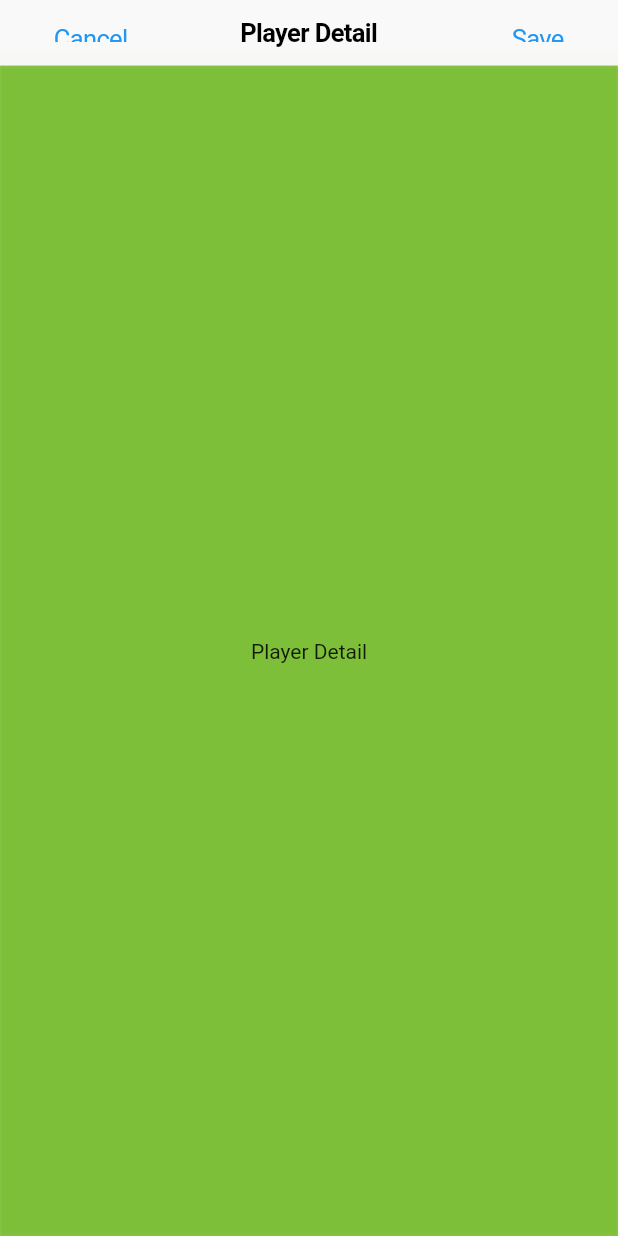
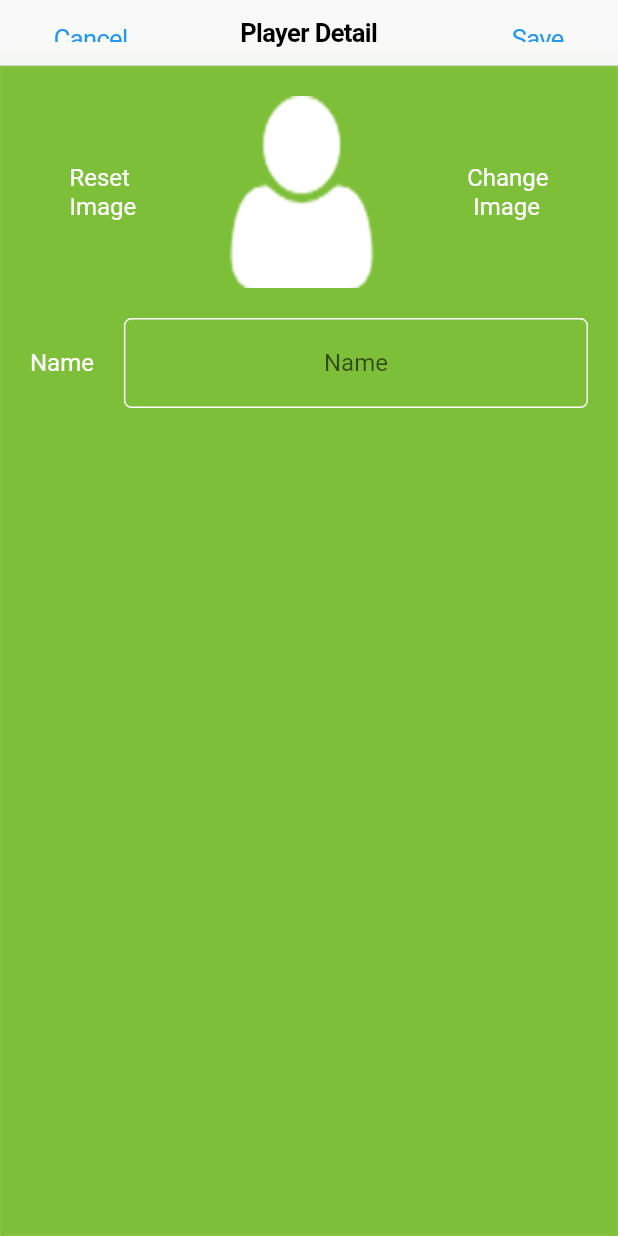
Before and after one commit to nick881006/Lineup, a Flutter app: the PlayerDetailPage screen opened by its route, on a phone screen of 412 x 824 dp. Run offline on Flutter 3.47's test engine with Material 2 defaults, Android fonts, the phone set to English and light mode, and no system bars.

Commit message:
add player detail page layout

```diff
--- a/lib/pages/PlayerDetailPage.dart
+++ b/lib/pages/PlayerDetailPage.dart
@@ -9,6 +9,62 @@ class PlayerDetailPage extends StatefulWidget {
 }
 
 class _PlayerDetailPageState extends State<PlayerDetailPage> {
+  bool isResetClicked = false;
+  bool isChangeClicked = false;
+
+  final textController = TextEditingController();
+
+  void onResetTapDown(TapDownDetails t) {
+    setState(() {
+      isResetClicked = true;
+    });
+  }
+
+  void onResetTapUp(TapUpDetails t) {
+    setState(() {
+      isResetClicked = false;
+
+      //TODO
+      //reset
+    });
+  }
+
+  void onResetTapCancel() {
+    setState(() {
+      isResetClicked = false;
+    });
+  }
+
+  void onChangeTapDown(TapDownDetails t) {
+    setState(() {
+      isChangeClicked = true;
+    });
+  }
+
+  void onChangeTapUp(TapUpDetails t) {
+    setState(() {
+      isChangeClicked = false;
+
+      print(textController.text);
+
+      //TODO
+      //popup menu
+    });
+  }
+
+  void onChangeTapCancel() {
+    setState(() {
+      isChangeClicked = false;
+    });
+  }
+
+  @override
+  void dispose() {
+    // Clean up the controller when the Widget is disposed
+    textController.dispose();
+    super.dispose();
+  }
+
   @override
   Widget build(BuildContext context) {
     return Scaffold(
@@ -24,9 +80,84 @@ class _PlayerDetailPageState extends State<PlayerDetailPage> {
           BackgroundWidget(
             imagePath: 'images/background2.png',
           ),
-          Center(
-            child: Text('Player Detail'),
-          ),
+          Column(
+            children: <Widget>[
+              Container(
+                margin: EdgeInsets.only(top: 20.0, bottom: 20.0),
+                child: Row(
+                  mainAxisAlignment: MainAxisAlignment.spaceEvenly,
+                  children: <Widget>[
+                    GestureDetector(
+                      child: Text(
+                        'Reset\nImage',
+                        style: TextStyle(
+                          fontSize: 16.0,
+                          color: isResetClicked ? Colors.white70 : Colors.white,
+                        ),
+                      ),
+                      onTapDown: onResetTapDown,
+                      onTapUp: onResetTapUp,
+                      onTapCancel: onResetTapCancel,
+                    ),
+                    Image.asset(
+                      'images/ic_player_big.png',
+                    ),
+                    GestureDetector(
+                      child: Text(
+                        'Change\n Image',
+                        style: TextStyle(
+                          fontSize: 16.0,
+                          color: isChangeClicked ? Colors.white70 : Colors.white,
+                        ),
+                      ),
+                      onTapDown: onChangeTapDown,
+                      onTapUp: onChangeTapUp,
+                      onTapCancel: onChangeTapCancel,
+                    ),
+                  ],
+                ),
+              ),
+              Row(
+                children: <Widget>[
+                  Container(
+                    margin: EdgeInsets.only(left: 20.0, right: 20.0),
+                    child: Text(
+                      'Name',
+                      style: TextStyle(
+                        fontSize: 16.0,
+                        color: Colors.white,
+                      ),
+                    ),
+                  ),
+                  Flexible(
+                    child: Container(
+                      margin: EdgeInsets.only(right: 20.0),
+                      padding: EdgeInsets.only(top: 5.0, bottom: 5.0),
+                      child: TextField(
+                        controller: textController,
+                        textAlign: TextAlign.center,
+                        style: TextStyle(
+                          fontSize: 16.0,
+                          color: Colors.white,
+                        ),
+                        decoration: InputDecoration(
+                          contentPadding: EdgeInsets.all(0.0),
+                          border: InputBorder.none,
+                          hintText: 'Name',
+                        )
+                      ),
+                      decoration: BoxDecoration(
+                        border: Border.all(
+                          color: Colors.white,
+                        ),
+                        borderRadius: BorderRadius.all(new Radius.circular(5.0))
+                      ),
+                    )
+                  )
+                ],
+              )
+            ],
+          )
         ],
       )
     );
--- a/lib/pages/PlayersPage.dart
+++ b/lib/pages/PlayersPage.dart
@@ -25,6 +25,8 @@ class _PlayerPageState extends State<PlayerPage> {
           Center(
             child: Text('Player'),
           ),
+          //TODO
+          //player list
         ],
       )
     );
```
